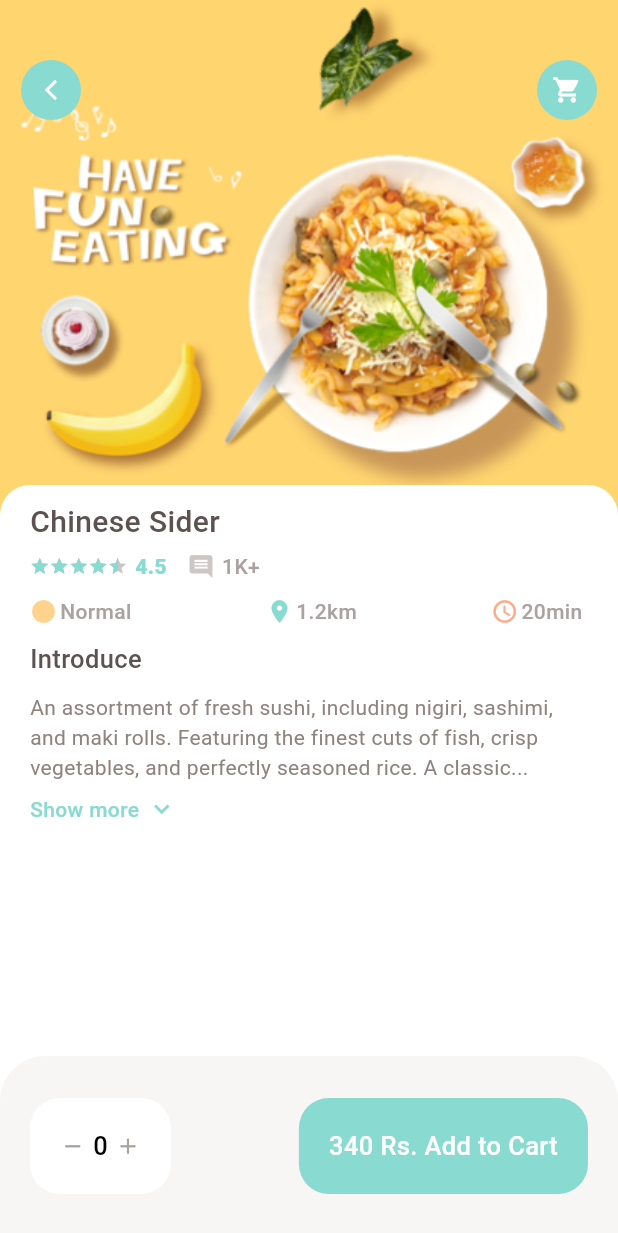
After one commit to AbdullahProjects/food_delivery_app, a Flutter app: the screen it shows after launch, after a tap on "Chinese Sider", on a phone screen of 412 x 824 dp. The commit adds this screen. Shown: the top 1233 px of the screen. Run offline on Flutter 3.47's test engine with Material 3 defaults, Android fonts, the phone set to English and light mode, and no system bars; drawn by our look-alikes of velocity_x; our stand-ins replace dots_indicator, get.

Commit message:
food details added

```diff
--- /dev/null
+++ b/lib/common_widgets/app_icon.dart
@@ -0,0 +1,17 @@
+import 'package:food_delivery_app/consts/consts.dart';
+
+Widget appIcon({icon, iconColor, backgroundColor, iconSize, onPressTask}) {
+  return Center(
+    child: Icon(
+      icon,
+      color: iconColor,
+      size: iconSize,
+    )
+        .box
+        .size(Dimension.widthSize(40), Dimension.heightSize(40))
+        .roundedFull
+        .color(AppColors.mainColor)
+        .make()
+        .onTap(onPressTask),
+  );
+}
--- /dev/null
+++ b/lib/common_widgets/common_widgets.dart
@@ -0,0 +1 @@
+export './text_styles.dart';
--- /dev/null
+++ b/lib/common_widgets/expandable_text_widget.dart
@@ -0,0 +1,76 @@
+import 'package:food_delivery_app/common_widgets/common_widgets.dart';
+import 'package:food_delivery_app/consts/consts.dart';
+
+class ExpandableTextWidget extends StatefulWidget {
+  final String text;
+  const ExpandableTextWidget({super.key, required this.text});
+
+  @override
+  State<ExpandableTextWidget> createState() => _ExpandableTextWidgetState();
+}
+
+class _ExpandableTextWidgetState extends State<ExpandableTextWidget> {
+  late String firstHalf;
+  late String secondHalf;
+  bool hiddenText = true;
+  double textHeight = Dimension.screenHeight / 5;
+
+  @override
+  void initState() {
+    super.initState();
+    if (widget.text.length > textHeight) {
+      firstHalf = widget.text.substring(0, textHeight.toInt());
+      secondHalf = widget.text.substring(textHeight.toInt());
+    } else {
+      firstHalf = widget.text;
+      secondHalf = "";
+    }
+  }
+
+  @override
+  Widget build(BuildContext context) {
+    return Container(
+      padding: EdgeInsets.only(
+          top: Dimension.heightSize(5), bottom: Dimension.heightSize(15)),
+      // color: Colors.blue,
+      child: secondHalf
+              .isEmpty // if second half is empty, means text is small, no need to show 'show more' button
+          ? regularText(text: firstHalf, color: AppColors.paraColor)
+          // if second half is not empty, then need to use Column for showing both text and 'show more' button
+          : Column(
+              children: [
+                // now here, if hiddenText will True, then show only firstHalf and 'show more' button
+                // else if hiddenText will False, then shown both first and second Half and 'show less' button
+                regularText(
+                    text: hiddenText
+                        ? ("$firstHalf...")
+                        : ("$firstHalf$secondHalf"),
+                    color: AppColors.paraColor),
+                Dimension.heightSize(8).heightBox,
+                InkWell(
+                  onTap: () {
+                    setState(() {
+                      hiddenText = !hiddenText;
+                    });
+                  },
+                  child: Row(
+                    children: [
+                      // if hiddenText is true, then return show more else show less text widget
+                      mediumText(
+                          text: hiddenText ? "Show more" : "Show less",
+                          color: AppColors.mainColor),
+                      Dimension.widthSize(5).widthBox,
+                      // if hiddenText is true, then return down arrow else show upward arrow
+                      Icon(
+                        hiddenText ? Icons.expand_more : Icons.expand_less,
+                        color: AppColors.mainColor,
+                        size: Dimension.widthSize(20),
+                      )
+                    ],
+                  ),
+                )
+              ],
+            ),
+    );
+  }
+}
--- a/lib/consts/consts.dart
+++ b/lib/consts/consts.dart
@@ -1,6 +1,7 @@
 export './colors.dart';
 export './images.dart';
 export './font_styles.dart';
+export './dimensions.dart';
 export './lists.dart';
 export 'package:flutter/material.dart';
 export 'package:get/get.dart';
--- a/lib/consts/images.dart
+++ b/lib/consts/images.dart
@@ -1,4 +1,6 @@
 // images
+// ignore_for_file: constant_identifier_names
+
 const ImgAboutus = "assets/image/about_us.png";
 const ImgCall = "assets/image/call.png";
 const ImgCashOnDelivery = "assets/image/cash_on_delivery.png";
@@ -15,8 +17,8 @@ const ImgEnglish = "assets/image/english.png";
 const ImgF = "assets/image/f.png";
 const ImgFood0 = "assets/image/food0.png";
 const ImgFood1 = "assets/image/food1.png";
-const ImgFood11 = "assets/image/food11.png";
-const ImgFood12 = "assets/image/food12.png";
+const ImgFood11 = "assets/image/food11.jpg";
+const ImgFood12 = "assets/image/food12.jpg";
 const ImgFood13 = "assets/image/food13.png";
 const ImgFood14 = "assets/image/food14.jpeg";
 const ImgFood15 = "assets/image/food15.jpeg";
--- a/lib/consts/lists.dart
+++ b/lib/consts/lists.dart
@@ -28,6 +28,14 @@ const homeSliderFoodDesc = ["Normal", "Medium", "Normal", "Large", "Medium"];
 const homeSliderFoodLocation = ["1.2km", "3km", "13km", "4km", "1.8km"];
 // slider time
 const homeSliderFoodTime = ["20min", "19min", "50min", "34min", "40min"];
+// detailed description
+const homeSliderFoodDetailDesc = [
+  "An assortment of fresh sushi, including nigiri, sashimi, and maki rolls. Featuring the finest cuts of fish, crisp vegetables, and perfectly seasoned rice. A classic Italian pasta dish made with eggs, cheese, pancetta, and pepper. Simple yet rich in flavor, it's a delightful dish perfect for any pasta lover.",
+  "A fresh and crunchy salad featuring romaine lettuce, and a sprinkle of Parmesan cheese. Perfect as a side or a light meal.",
+  "A traditional Neapolitan pizza topped with fresh tomatoes, mozzarella cheese, and basil leaves. This pizza is a testament to the beauty of simple ingredients.",
+  "Delicious soft tortillas filled with seasoned ground beef, fresh lettuce, diced tomatoes, shredded cheese, and a dollop of sour cream. A fiesta of flavors in every bite.",
+  "An assortment of fresh sushi, including nigiri, sashimi, and maki rolls. Featuring the finest cuts of fish, crisp vegetables, and perfectly seasoned rice."
+];
 
 // popular food pairing
 const foodImagesList = [
@@ -47,6 +55,16 @@ const foodNamesList = [
   "Nugets",
   "Bread Crums",
   "Sweat Meat"
+];
+const foodRatings = ["2.9", "4.0", "3.0", "5.0", "4.3", "2.0", "1.5"];
+const foodComments = [
+  "12000000",
+  "2300",
+  "1000",
+  "300",
+  "3900",
+  "56000",
+  "120"
 ];
 const foodDescList = [
   "sweaty - crispy - mirchy",
@@ -76,3 +94,12 @@ const foodIcon3List = [
   "20min",
   "34min"
 ];
+const foodDetailDescList = [
+  "A vibrant bowl filled with a blend of mixed berries, ripe bananas, and creamy yogurt, topped with crunchy granola, sliced almonds, and fresh fruit. A refreshing and nutritious breakfast option. Decadent chocolate brownie with a gooey, fudgy center and a crispy outer layer. Perfectly paired with a scoop of vanilla ice cream for a sweet treat. Decadent chocolate brownie with a gooey, fudgy center and a crispy outer layer. Perfectly paired with a scoop of vanilla ice cream for a sweet treat.",
+  "A colorful medley of fresh vegetables stir-fried to perfection in a savory soy-ginger sauce. Served hot and steaming, this dish is both healthy and flavorful.",
+  "Decadent chocolate brownie with a gooey, fudgy center and a crispy outer layer. Perfectly paired with a scoop of vanilla ice cream for a sweet treat.",
+  "Freshly baked pizza topped with ripe tomatoes, mozzarella cheese, and aromatic basil leaves. A classic Italian delight that's both simple and delicious.",
+  "Juicy salmon fillet grilled to perfection, served with a zesty lemon-butter sauce. A nutritious and flavorful dish that's perfect for seafood lovers.",
+  "Crisp romaine lettuce tossed with tender grilled chicken, crunchy croutons, Parmesan cheese, and creamy Caesar dressing. A refreshing and satisfying salad option.",
+  "Juicy beef patty topped with melted cheese, crisp lettuce, ripe tomatoes, and tangy pickles, all sandwiched between a soft sesame seed bun. A classic comfort food favorite."
+];
--- a/lib/main.dart
+++ b/lib/main.dart
@@ -10,7 +10,7 @@ class MyApp extends StatelessWidget {
 
   @override
   Widget build(BuildContext context) {
-    return GetMaterialApp(
+    return const GetMaterialApp(
       debugShowCheckedModeBanner: false,
       title: 'Food Delivery App',
       home: MainPage(),
--- /dev/null
+++ b/lib/views/home_screen/components/handle_comments.dart
@@ -0,0 +1,22 @@
+String roundedComment({commentsCount}) {
+  var commentInt = int.parse(commentsCount);
+  String commentsShow = '';
+  if (commentInt >= 10000000) {
+    commentsShow = "Crossing 1 Crore";
+  } else if (commentInt >= 1000000) {
+    commentsShow =
+        "${commentInt.toString().substring(0, 1)}${commentInt.toString().substring(1, 2)}Lac+";
+  } else if (commentInt >= 100000) {
+    commentsShow =
+        "${commentInt.toString().substring(0, 1)}.${commentInt.toString().substring(1, 2)}Lac+";
+  } else if (commentInt >= 10000) {
+    commentsShow =
+        "${commentInt.toString().substring(0, 1)}${commentInt.toString().substring(1, 2)}K+";
+  } else if (commentInt >= 1000) {
+    commentsShow = "${commentInt.toString().substring(0, 1)}K+";
+  } else {
+    commentsShow = "$commentInt ";
+  }
+
+  return "$commentsShow ";
+}
--- a/lib/views/home_screen/components/home_page_food_row.dart
+++ b/lib/views/home_screen/components/home_page_food_row.dart
@@ -1,6 +1,5 @@
 import 'package:food_delivery_app/common_widgets/text_styles.dart';
 import 'package:food_delivery_app/consts/consts.dart';
-import 'package:food_delivery_app/consts/dimensions.dart';
 
 Widget foodRow({text, iconColor, icon, iconSize=18, textSize=14}) {
   return Row(
--- a/lib/views/home_screen/components/popular_food.dart
+++ b/lib/views/home_screen/components/popular_food.dart
@@ -1,6 +1,5 @@
-import 'package:food_delivery_app/common_widgets/text_styles.dart';
+import 'package:food_delivery_app/common_widgets/common_widgets.dart';
 import 'package:food_delivery_app/consts/consts.dart';
-import 'package:food_delivery_app/consts/dimensions.dart';
 import 'package:food_delivery_app/views/home_screen/components/home_page_food_row.dart';
 
 Widget popularFoodPairing({img, foodName, foodDesc, foodIcon1_Detail, foodIcon2_Detail, foodIcon3_Detail}) {
@@ -17,7 +16,6 @@ Widget popularFoodPairing({img, foodName, foodDesc, foodIcon1_Detail, foodIcon2_
           .roundedSM
           .clip(Clip.antiAlias)
           .make(),
-      // Dimension.widthSize(5).widthBox,
       Container(
           width: Dimension.screenWidth - (Dimension.screenWidth / 2.34),
           height: Dimension.heightSize(90),
@@ -85,7 +83,6 @@ Widget popularFoodPairing({img, foodName, foodDesc, foodIcon1_Detail, foodIcon2_
       .box
       .height(Dimension.heightSize(130))
       .width(Dimension.screenWidth)
-      // .color(Colors.blue)
       .margin(EdgeInsets.only(
           left: Dimension.widthSize(6), bottom: Dimension.widthSize(10)))
       .make();
--- a/lib/views/home_screen/components/slider.dart
+++ b/lib/views/home_screen/components/slider.dart
@@ -1,6 +1,6 @@
-import 'package:food_delivery_app/common_widgets/text_styles.dart';
+import 'package:food_delivery_app/common_widgets/common_widgets.dart';
+import 'package:food_delivery_app/views/home_screen/components/handle_comments.dart';
 import 'package:food_delivery_app/consts/consts.dart';
-import 'package:food_delivery_app/consts/dimensions.dart';
 import 'package:food_delivery_app/views/home_screen/components/home_page_food_row.dart';
 
 Widget customSlider(
@@ -13,23 +13,6 @@ Widget customSlider(
     desc,
     location,
     time}) {
-  // handle comments
-  var commentInt = int.parse(commentsCount);
-  String commentsShow = '';
-  if (commentInt >= 1000000) {
-    commentsShow =
-        "${commentInt.toString().substring(0, 1)}${commentInt.toString().substring(1, 2)}Lac+";
-  } else if (commentInt >= 100000) {
-    commentsShow =
-        "${commentInt.toString().substring(0, 1)}.${commentInt.toString().substring(1, 2)}Lac+";
-  } else if (commentInt >= 10000) {
-    commentsShow =
-        "${commentInt.toString().substring(0, 1)}${commentInt.toString().substring(1, 2)}K+";
-  } else if (commentInt >= 1000) {
-    commentsShow = "${commentInt.toString().substring(0, 1)}K+";
-  } else {
-    commentsShow = "$commentInt ";
-  }
 
   return SingleChildScrollView(
     scrollDirection: Axis.vertical,
@@ -91,7 +74,7 @@ Widget customSlider(
                             ),
                             Dimension.widthSize(5).widthBox,
                             mediumText(
-                              text: "$commentsShow ",
+                              text: roundedComment(commentsCount: commentsCount),
                               color: AppColors.signColor,
                               size: Dimension.widthSize(14),
                             ),
--- a/lib/views/home_screen/home_page.dart
+++ b/lib/views/home_screen/home_page.dart
@@ -1,11 +1,9 @@
 import 'package:dots_indicator/dots_indicator.dart';
-import 'package:flutter/material.dart';
+import 'package:food_delivery_app/common_widgets/common_widgets.dart';
 import 'package:food_delivery_app/consts/consts.dart';
-import 'package:food_delivery_app/common_widgets/text_styles.dart';
-import 'package:food_delivery_app/consts/dimensions.dart';
-import 'package:food_delivery_app/views/home_screen/components/home_page_food_row.dart';
 import 'package:food_delivery_app/views/home_screen/components/popular_food.dart';
 import 'package:food_delivery_app/views/home_screen/components/slider.dart';
+import 'package:food_delivery_app/views/home_screen/popular_food_details.dart';
 
 class HomePage extends StatefulWidget {
   const HomePage({super.key});
@@ -98,7 +96,18 @@ class _HomePageState extends State<HomePage> {
                           .box
                           .margin(EdgeInsets.symmetric(
                               horizontal: Dimension.widthSize(6), vertical: 2))
-                          .make();
+                          .make()
+                          .onTap(() {
+                        Get.to(() => PopularFoodDetails(
+                            homeSliderFoodImages[index],
+                            homeSliderFoodNames[index],
+                            homeSliderFoodRatings[index],
+                            homeSliderFoodComments[index],
+                            homeSliderFoodDesc[index],
+                            homeSliderFoodLocation[index],
+                            homeSliderFoodDetailDesc[index],
+                            homeSliderFoodTime[index]));
+                      });
                     }),
                 DotsIndicator(
                   dotsCount: 5,
@@ -151,12 +160,26 @@ class _HomePageState extends State<HomePage> {
                 Column(
                   children: List.generate(7, (index) {
                     return popularFoodPairing(
-                        img: foodImagesList[index],
-                        foodName: foodNamesList[index],
-                        foodDesc: foodDescList[index],
-                        foodIcon1_Detail: foodIcon1List[index],
-                        foodIcon2_Detail: foodIcon2List[index],
-                        foodIcon3_Detail: foodIcon3List[index]);
+                            img: foodImagesList[index],
+                            foodName: foodNamesList[index],
+                            foodDesc: foodDescList[index],
+                            foodIcon1_Detail: foodIcon1List[index],
+                            foodIcon2_Detail: foodIcon2List[index],
+                            foodIcon3_Detail: foodIcon3List[index])
+                        .onTap(() {
+                      Get.to(
+                        () => PopularFoodDetails(
+                          foodImagesList[index],
+                          foodNamesList[index],
+                          foodRatings[index],
+                          foodComments[index],
+                          foodIcon1List[index],
+                          foodIcon2List[index],
+                          foodDetailDescList[index],
+                          foodIcon3List[index],
+                        ),
+                      );
+                    });
                   }),
                 ),
                 Dimension.heightSize(20).heightBox
--- /dev/null
+++ b/lib/views/home_screen/popular_food_details.dart
@@ -0,0 +1,229 @@
+import 'package:food_delivery_app/common_widgets/app_icon.dart';
+import 'package:food_delivery_app/common_widgets/common_widgets.dart';
+import 'package:food_delivery_app/common_widgets/expandable_text_widget.dart';
+import 'package:food_delivery_app/views/home_screen/components/handle_comments.dart';
+import 'package:food_delivery_app/consts/consts.dart';
+import 'package:food_delivery_app/views/home_screen/components/home_page_food_row.dart';
+
+// ignore: must_be_immutable
+class PopularFoodDetails extends StatelessWidget {
+  String foodImage;
+  String foodName;
+  String rating;
+  String comments;
+  String desc;
+  String location;
+  String time;
+  String foodDesc;
+  PopularFoodDetails(this.foodImage, this.foodName, this.rating, this.comments,
+      this.desc, this.location, this.foodDesc, this.time,
+      {super.key});
+
+  @override
+  Widget build(BuildContext context) {
+    return Scaffold(
+      backgroundColor: AppColors.whiteColor,
+      body: Stack(
+        children: [
+          // food image ========================================================
+          Positioned(
+            left: 0,
+            top: 0,
+            child: Image.asset(
+              foodImage,
+              fit: BoxFit.cover,
+            )
+                .box
+                .color(AppColors.textColor)
+                .width(Dimension.screenWidth)
+                .height(Dimension.screenHeight / 2.4)
+                .make(),
+          ),
+          // icons over food image =============================================
+          Positioned(
+            top: Dimension.heightSize(40),
+            child: Row(
+              mainAxisAlignment: MainAxisAlignment.spaceBetween,
+              children: [
+                appIcon(
+                    icon: Icons.arrow_back_ios_new_outlined,
+                    iconColor: AppColors.whiteColor,
+                    iconSize: Dimension.widthSize(16),
+                    onPressTask: () {
+                      Get.back();
+                    }),
+                appIcon(
+                    icon: Icons.shopping_cart,
+                    iconColor: AppColors.whiteColor,
+                    iconSize: Dimension.widthSize(20),
+                    onPressTask: () {}),
+              ],
+            )
+                .box
+                .width(Dimension.screenWidth)
+                .padding(
+                    EdgeInsets.symmetric(horizontal: Dimension.widthSize(14)))
+                .make(),
+          ),
+          // food details ======================================================
+          Positioned(
+              left: 0,
+              right: 0,
+              top: Dimension.screenHeight / 2.4 - 20,
+              bottom: 0,
+              child: Container(
+                padding: EdgeInsets.only(
+                    top: Dimension.heightSize(10),
+                    left: Dimension.widthSize(20),
+                    right: Dimension.widthSize(20)),
+                decoration: BoxDecoration(
+                    color: AppColors.whiteColor,
+                    borderRadius: BorderRadius.only(
+                        topLeft: Radius.circular(Dimension.widthSize(20)),
+                        topRight: Radius.circular(Dimension.widthSize(20)))),
+                child: Column(
+                  crossAxisAlignment: CrossAxisAlignment.start,
+                  children: [
+                    // food name
+                    mediumText(
+                        text: "$foodName ",
+                        isOverflow: true,
+                        color: AppColors.titleColor,
+                        size: Dimension.widthSize(20)),
+                    // food rating and comments count
+                    Dimension.heightSize(5).heightBox,
+                    Row(
+                      children: [
+                        VxRating(
+                          maxRating: 5,
+                          normalColor: AppColors.textColor,
+                          selectionColor: AppColors.mainColor,
+                          isSelectable: false,
+                          value: double.parse(rating),
+                          size: Dimension.widthSize(13), //13
+                          onRatingUpdate: (value) {},
+                        ),
+                        Dimension.widthSize(5).widthBox,
+                        blackText(
+                            text: "$rating ",
+                            color: AppColors.mainColor,
+                            size: Dimension.widthSize(14)),
+                        Dimension.widthSize(10).widthBox,
+                        Row(
+                          children: [
+                            Icon(
+                              Icons.comment,
+                              color: AppColors.textColor,
+                              size: Dimension.widthSize(18),
+                            ),
+                            Dimension.widthSize(5).widthBox,
+                            mediumText(
+                              text: roundedComment(commentsCount: comments),
+                              color: AppColors.signColor,
+                              size: Dimension.widthSize(14),
+                            ),
+                          ],
+                        ),
+                      ],
+                    ),
+                    Dimension.heightSize(10).heightBox,
+                    Row(
+                      mainAxisAlignment: MainAxisAlignment.spaceBetween,
+                      children: [
+                        foodRow(
+                            icon: Icons.circle,
+                            iconColor: AppColors.iconColor1,
+                            text: "$desc "),
+                        foodRow(
+                            icon: Icons.location_on,
+                            iconColor: AppColors.mainColor,
+                            text: "$location "),
+                        foodRow(
+                            icon: Icons.access_time,
+                            iconColor: AppColors.iconColor2,
+                            text: "$time ")
+                      ],
+                    ),
+                    Dimension.heightSize(10).heightBox,
+                    // food detail paragraph
+                    mediumText(
+                        text: "Introduce",
+                        color: AppColors.titleColor,
+                        size: Dimension.widthSize(17)),
+                    Dimension.heightSize(5).heightBox,
+                    Expanded(
+                      child: SingleChildScrollView(
+                        physics: const BouncingScrollPhysics(),
+                        child: ExpandableTextWidget(text: "$foodDesc "),
+                      ),
+                    )
+                  ],
+                ),
+              ))
+        ],
+      ),
+      // bottom part ===========================================================
+      bottomNavigationBar: Container(
+        height: Dimension.heightSize(120),
+        padding: EdgeInsets.symmetric(
+            horizontal: Dimension.widthSize(20),
+            vertical: Dimension.heightSize(20)),
+        decoration: BoxDecoration(
+          color: AppColors.buttonBackgroundColor,
+          borderRadius: BorderRadius.only(
+            topLeft: Radius.circular(Dimension.widthSize(30)),
+            topRight: Radius.circular(Dimension.widthSize(30)),
+          ),
+        ),
+        child: Row(
+          mainAxisAlignment: MainAxisAlignment.spaceBetween,
+          children: [
+            // plus or minus counts ============================================
+            Container(
+              padding: EdgeInsets.symmetric(
+                  horizontal: Dimension.widthSize(20),
+                  vertical: Dimension.heightSize(20)),
+              decoration: BoxDecoration(
+                  color: AppColors.whiteColor,
+                  borderRadius: BorderRadius.circular(Dimension.widthSize(20))),
+              child: Row(
+                children: [
+                  Icon(
+                    Icons.remove,
+                    color: AppColors.signColor,
+                    size: Dimension.widthSize(17),
+                  ),
+                  Dimension.widthSize(5).widthBox,
+                  mediumText(
+                      text: "0",
+                      color: AppColors.blackColor,
+                      size: Dimension.widthSize(17)),
+                  Dimension.widthSize(5).widthBox,
+                  Icon(
+                    Icons.add,
+                    color: AppColors.signColor,
+                    size: Dimension.widthSize(17),
+                  ),
+                ],
+              ),
+            ),
+            // add to cart =====================================================
+            Container(
+              padding: EdgeInsets.symmetric(
+                  horizontal: Dimension.widthSize(20),
+                  vertical: Dimension.heightSize(20)),
+              decoration: BoxDecoration(
+                color: AppColors.mainColor,
+                borderRadius: BorderRadius.circular(Dimension.widthSize(20)),
+              ),
+              child: mediumText(
+                  text: "340 Rs. Add to Cart",
+                  color: AppColors.whiteColor,
+                  size: Dimension.widthSize(17)),
+            )
+          ],
+        ),
+      ),
+    );
+  }
+}
```
Also changed, not shown: assets/image/food11.jpg (added), assets/image/food11.png (deleted), assets/image/food12.jpg (added), assets/image/food12.png (deleted).
